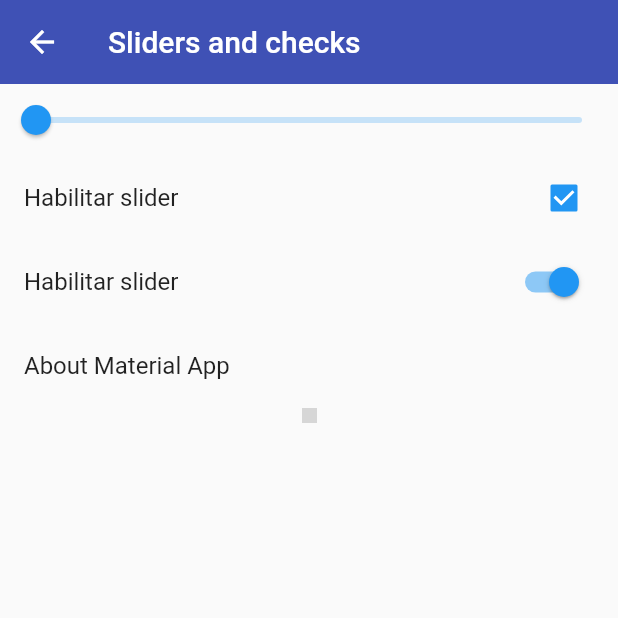
After one commit to EmmanuelBazan/flutter_application_components, a Flutter app: the SliderScreen screen opened by its route, after a tap on "Habilitar slider", on a phone screen of 412 x 824 dp, the top half of it. The commit adds this screen. Run offline on Flutter 3.47's test engine with Material 2 defaults, Android fonts, the phone set to English and light mode, and no system bars; network calls fail; grey boxes are pictures that could not be loaded.

Commit message:
Sliders and checks

```diff
--- a/lib/routes/app_routes.dart
+++ b/lib/routes/app_routes.dart
@@ -41,6 +41,11 @@ class AppRoutes {
         name: 'Inputs and forms',
         screen: const InputScreen(),
         icon: Icons.input_rounded),
+    MenuOption(
+        route: 'SliderScreen',
+        name: 'Sliders and checks',
+        screen: const SliderScreen(),
+        icon: Icons.compare_arrows_rounded),
   ];
 
   // static Map<String, Widget Function(BuildContext)> routes = {
--- a/lib/screens/screens.dart
+++ b/lib/screens/screens.dart
@@ -1,3 +1,5 @@
+export 'package:flutter_application_components/screens/slider_screen.dart';
+
 export 'package:flutter_application_components/screens/input_screen.dart';
 
 export 'package:flutter_application_components/screens/animated_screen.dart';
--- /dev/null
+++ b/lib/screens/slider_screen.dart
@@ -0,0 +1,74 @@
+import 'package:flutter/material.dart';
+
+class SliderScreen extends StatefulWidget {
+  const SliderScreen({Key? key}) : super(key: key);
+
+  @override
+  State<SliderScreen> createState() => _SliderScreenState();
+}
+
+class _SliderScreenState extends State<SliderScreen> {
+  double _sliderValue = 10;
+  bool _checkValue = false;
+
+  @override
+  Widget build(BuildContext context) {
+    return Scaffold(
+        appBar: AppBar(title: const Text('Sliders and checks')),
+        body: Column(
+          children: [
+            Slider(
+                min: 10,
+                max: 400,
+                value: _sliderValue,
+                onChanged: (value) {
+                  if (_checkValue) {
+                    setState(() {
+                      _sliderValue = value;
+                    });
+                  }
+                }),
+            // Checkbox(
+            //     value: _checkValue,
+            //     onChanged: (value) {
+            //       setState(() {
+            //         _checkValue = value ?? true;
+            //       });
+            //     }),
+            CheckboxListTile(
+                title: const Text('Habilitar slider'),
+                value: _checkValue,
+                onChanged: (value) {
+                  setState(() {
+                    _checkValue = value ?? true;
+                  });
+                }),
+            // Switch(
+            //     value: _checkValue,
+            //     onChanged: (value) {
+            //       setState(() {
+            //         _checkValue = value;
+            //       });
+            //     }),
+            SwitchListTile(
+                title: const Text('Habilitar slider'),
+                value: _checkValue,
+                onChanged: (value) {
+                  setState(() {
+                    _checkValue = value;
+                  });
+                }),
+            const AboutListTile(),
+            Image(
+              image: const NetworkImage(
+                  'https://static.wikia.nocookie.net/ssbb/images/a/a5/Kirby_en_Kirby_Triple_Deluxe.png/revision/latest?cb=20140110163651&path-prefix=es'),
+              fit: BoxFit.contain,
+              width: _sliderValue,
+            ),
+            const SizedBox(
+              height: 50,
+            )
+          ],
+        ));
+  }
+}
```
